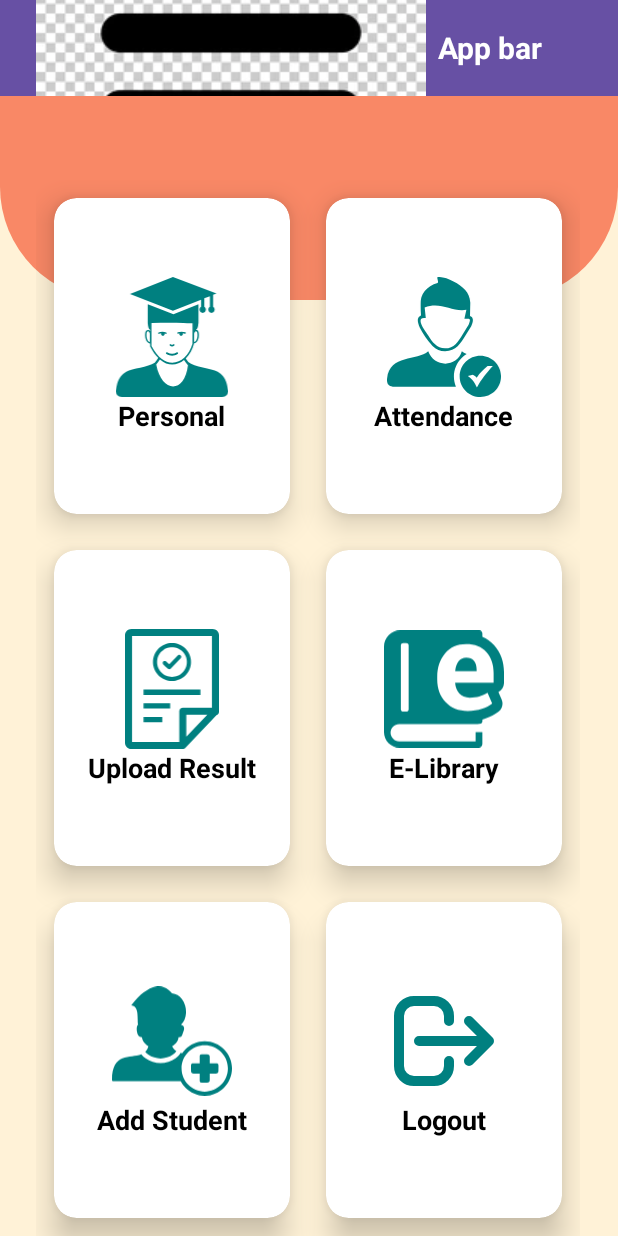
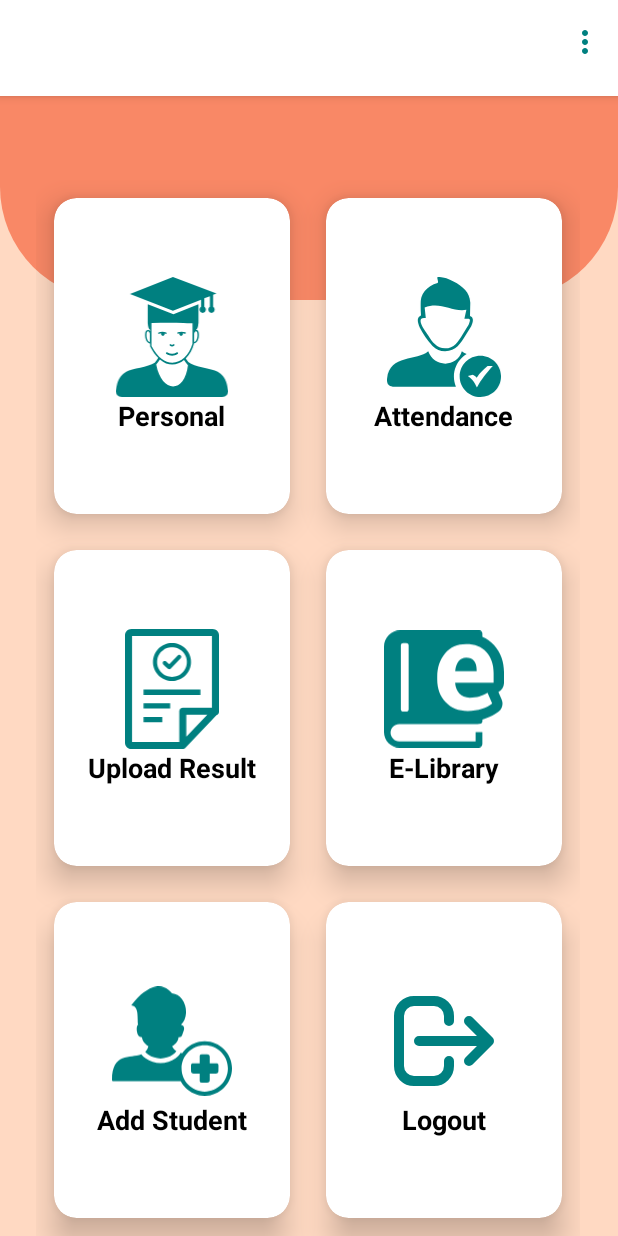
Before and after one commit to Jalpan25/Saraswati_Vidyalaya, an Android app: the layout activity_teacher_home.xml on its own in the app's theme, with its tools: preview values and no code run, on a phone screen of 412 x 824 dp. Run offline under Robolectric (Android 15) with nearby library versions, the phone set to English and light mode, and no system bars.

```diff
--- /dev/null
+++ b/app/src/main/res/drawable/baseline_menu_24.xml
@@ -0,0 +1,5 @@
+<vector xmlns:android="http://schemas.android.com/apk/res/android" android:height="24dp" android:tint="#000000" android:viewportHeight="24" android:viewportWidth="24" android:width="24dp">
+
+    <path android:fillColor="@android:color/white" android:pathData="M3,18h18v-2L3,16v2zM3,13h18v-2L3,11v2zM3,6v2h18L21,6L3,6z"/>
+
+</vector>
--- a/app/src/main/res/layout/activity_teacher_home.xml
+++ b/app/src/main/res/layout/activity_teacher_home.xml
@@ -4,43 +4,23 @@
     android:id="@+id/main"
     android:layout_width="match_parent"
     android:layout_height="match_parent"
-    android:background="#FFF2D7"
+    android:background="#FFD9C2"
     tools:context=".teacher_home">
+
 
     <!-- Toolbar with Navigation Icon and App Name -->
     <androidx.appcompat.widget.Toolbar
         android:id="@+id/toolbar"
         android:layout_width="match_parent"
         android:layout_height="?attr/actionBarSize"
-        android:background="?attr/colorPrimary"
+        android:background="#FFFFFF"
         android:elevation="4dp"
+        app:menu="@menu/toolbar_menu"
+        app:titleTextColor="#008080"
         app:popupTheme="@style/ThemeOverlay.AppCompat.Light"
         android:theme="@style/ThemeOverlay.AppCompat.Dark.ActionBar"
-        app:contentInsetStartWithNavigation="0dp">
-
-        <!-- Navigation Icon -->
-        <ImageButton
-            android:id="@+id/navigation_icon"
-            android:layout_width="wrap_content"
-            android:layout_height="wrap_content"
-            android:src="@drawable/navigation_icon"
-        android:background="?attr/selectableItemBackgroundBorderless"
-        android:contentDescription="Navigation Icon"
-        android:padding="8dp"
-        android:layout_gravity="start"/>
-
-        <!-- App Name next to Navigation Icon -->
-        <TextView
-            android:id="@+id/toolbar_title"
-            android:layout_width="wrap_content"
-            android:layout_height="wrap_content"
-            android:layout_gravity="center_vertical"
-            android:layout_marginStart="16dp"
-            android:text="App bar"
-        android:textColor="#FFFFFF"
-        android:textSize="20sp"
-        android:textStyle="bold" />
-
+        app:contentInsetStartWithNavigation="0dp"
+        app:theme="@style/AppTheme">
     </androidx.appcompat.widget.Toolbar>
 
     <View
--- /dev/null
+++ b/app/src/main/res/menu/toolbar_menu.xml
@@ -0,0 +1,10 @@
+<?xml version="1.0" encoding="utf-8"?>
+<menu xmlns:android="http://schemas.android.com/apk/res/android">
+
+    <item android:title="Check for Updates"
+        android:id="@+id/check_for_Updates"
+
+        />
+    <item android:title="Logout"
+        android:id="@+id/Logout"/>
+</menu>
--- /dev/null
+++ b/app/src/main/res/values/styles.xml
@@ -0,0 +1,19 @@
+<resources>
+
+    <!-- Base application theme -->
+    <style name="AppTheme" parent="Theme.AppCompat.Light.DarkActionBar">
+        <!-- Customize your theme here -->
+        <item name="colorPrimary">#008080</item> <!-- Example color for primary -->
+        <item name="colorPrimaryDark">#005050</item>
+        <item name="colorAccent">#F98866</item>
+
+        <!-- Change the color of the three dots (overflow menu icon) -->
+        <item name="actionOverflowButtonStyle">@style/OverflowButton</item>
+    </style>
+
+    <!-- Style for the Overflow Menu Button -->
+    <style name="OverflowButton" parent="Widget.AppCompat.ActionButton.Overflow">
+        <item name="android:tint">#008080</item> <!-- Set the color for the three dots here -->
+    </style>
+
+</resources>
```
Also changed, not shown: app/src/main/java/com/example/saraswatividyalaya/teacher_home.java (+27 -2 lines), app/src/main/res/layout/activity_student_library.xml (+9 -2 lines), app/src/main/res/layout/activity_teacher_library.xml (+23 -7 lines).
